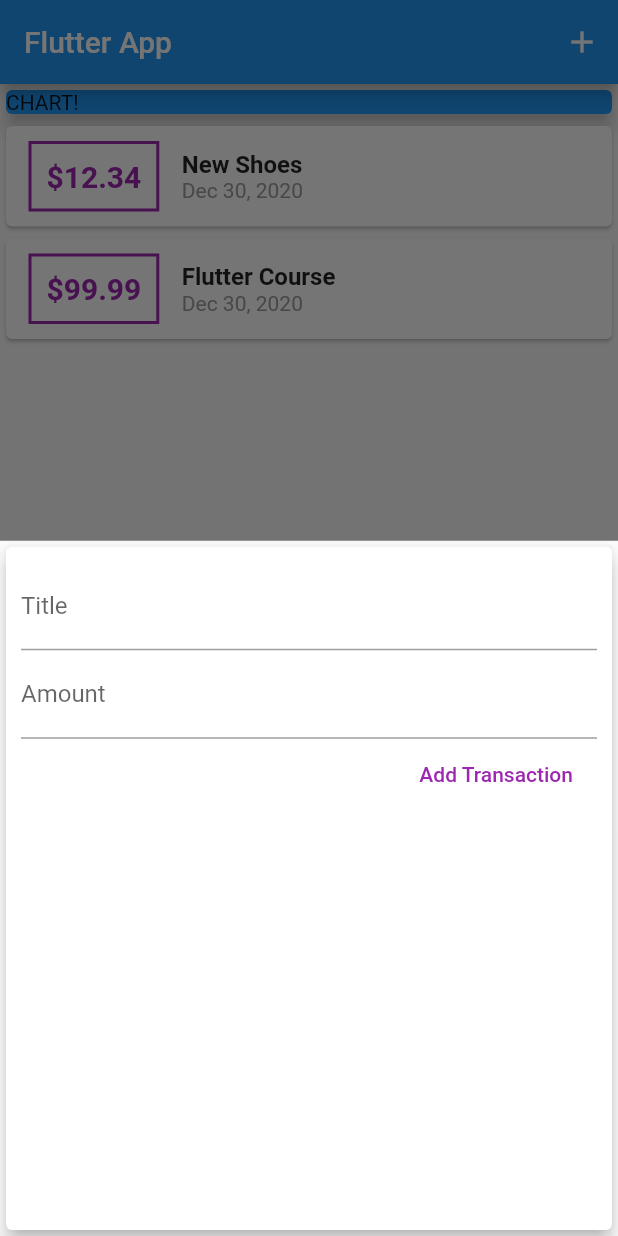
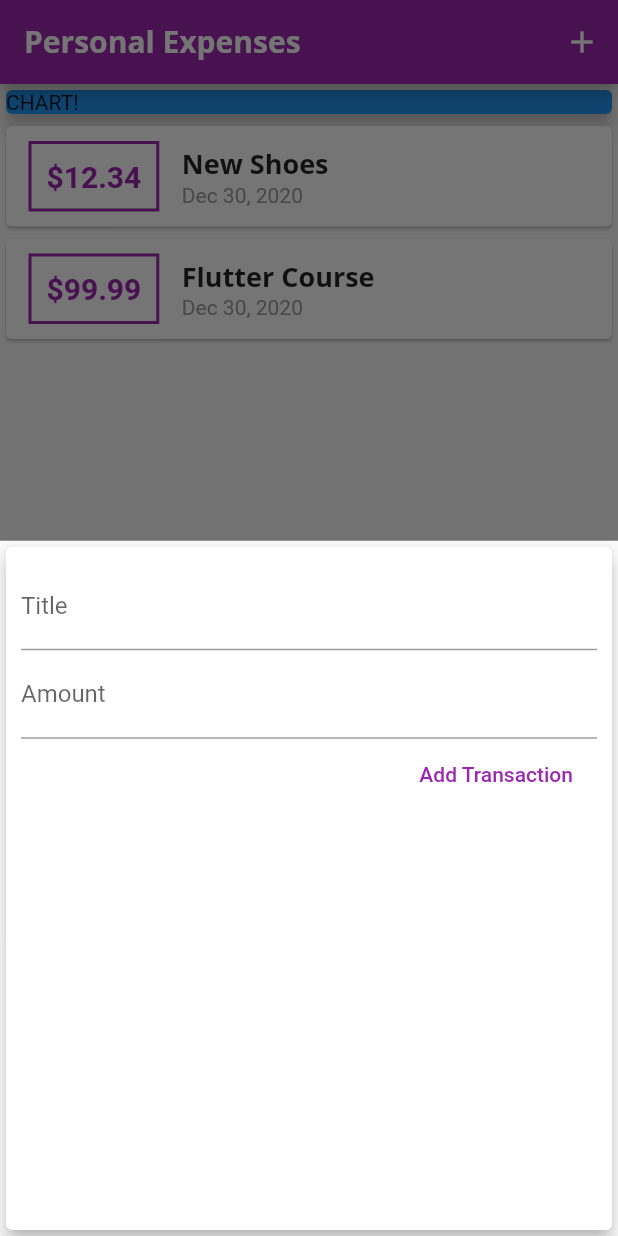
Before and after one commit to tranquocminh1112/flutter_expense_planner, a Flutter app: the screen it shows after launch, after a tap on the "add" icon, on a phone screen of 412 x 824 dp. Run offline on Flutter 3.47's test engine with Material 2 defaults, Android fonts, the phone set to English and light mode, and no system bars.

Commit message:
Apply theme

```diff
--- a/lib/main.dart
+++ b/lib/main.dart
@@ -14,7 +14,28 @@ class MyApp extends StatelessWidget {
   @override
   Widget build(BuildContext context) {
     return MaterialApp(
-      title: 'Flutter App',
+      title: 'Personal Expenses',
+      theme: ThemeData(
+        primarySwatch: Colors.purple,
+        accentColor: Colors.amber,
+        fontFamily: 'Quicksand',
+        textTheme: ThemeData.light().textTheme.copyWith(
+              title: TextStyle(
+                fontFamily: 'OpenSans',
+                fontSize: 18,
+                fontWeight: FontWeight.bold,
+              ),
+            ),
+        appBarTheme: AppBarTheme(
+          textTheme: ThemeData.light().textTheme.copyWith(
+                title: TextStyle(
+                  fontFamily: 'OpenSans',
+                  fontSize: 20,
+                  fontWeight: FontWeight.bold,
+                ),
+              ),
+        ),
+      ),
       home: MyHomePage(),
     );
   }
@@ -71,7 +92,9 @@ class _MyHomePageState extends State<MyHomePage> {
   Widget build(BuildContext context) {
     return Scaffold(
       appBar: AppBar(
-        title: Text('Flutter App'),
+        title: Text(
+          'Personal Expenses',
+        ),
         actions: [
           IconButton(
             icon: Icon(Icons.add),
--- a/lib/widgets/new_transaction.dart
+++ b/lib/widgets/new_transaction.dart
@@ -1,11 +1,17 @@
 import 'package:flutter/material.dart';
 
-class NewTransaction extends StatelessWidget {
+class NewTransaction extends StatefulWidget {
   final Function addTx;
+
+  NewTransaction(this.addTx);
+
+  @override
+  _NewTransactionState createState() => _NewTransactionState();
+}
+
+class _NewTransactionState extends State<NewTransaction> {
   final titleController = TextEditingController();
   final amountController = TextEditingController();
-
-  NewTransaction(this.addTx);
 
   void submitData() {
     final enteredTitle = titleController.text;
@@ -13,7 +19,9 @@ class NewTransaction extends StatelessWidget {
 
     if (enteredTitle.isEmpty || enteredAmount <= 0) return;
 
-    addTx(enteredTitle, enteredAmount);
+    widget.addTx(enteredTitle, enteredAmount);
+
+    Navigator.of(context).pop();
   }
 
   @override
--- a/lib/widgets/transaction_list.dart
+++ b/lib/widgets/transaction_list.dart
@@ -21,7 +21,7 @@ class TransactionList extends StatelessWidget {
               child: Text(
                 '\$${transactions[index].amount.toStringAsFixed(2)}',
                 style: TextStyle(
-                  color: Colors.purple,
+                  color: Theme.of(context).primaryColor,
                   fontSize: 20,
                   fontWeight: FontWeight.bold,
                 ),
@@ -32,7 +32,7 @@ class TransactionList extends StatelessWidget {
               ),
               decoration: BoxDecoration(
                   border: Border.all(
-                color: Colors.purple,
+                color: Theme.of(context).primaryColor,
                 width: 2,
               )),
               padding: EdgeInsets.all(10),
@@ -41,10 +41,7 @@ class TransactionList extends StatelessWidget {
               children: [
                 Text(
                   transactions[index].title,
-                  style: TextStyle(
-                    fontWeight: FontWeight.bold,
-                    fontSize: 16,
-                  ),
+                  style: Theme.of(context).textTheme.title,
                 ),
                 Text(
                   DateFormat.yMMMd().format(transactions[index].date),
```
Also changed, not shown: pubspec.yaml (+12 -9 lines), assets/fonts/OpenSans-Bold.ttf (added), assets/fonts/OpenSans-Regular.ttf (added), assets/fonts/Quicksand-Bold.ttf (added), assets/fonts/Quicksand-Light.ttf (added), assets/fonts/Quicksand-Medium.ttf (added), assets/fonts/Quicksand-Regular.ttf (added).
